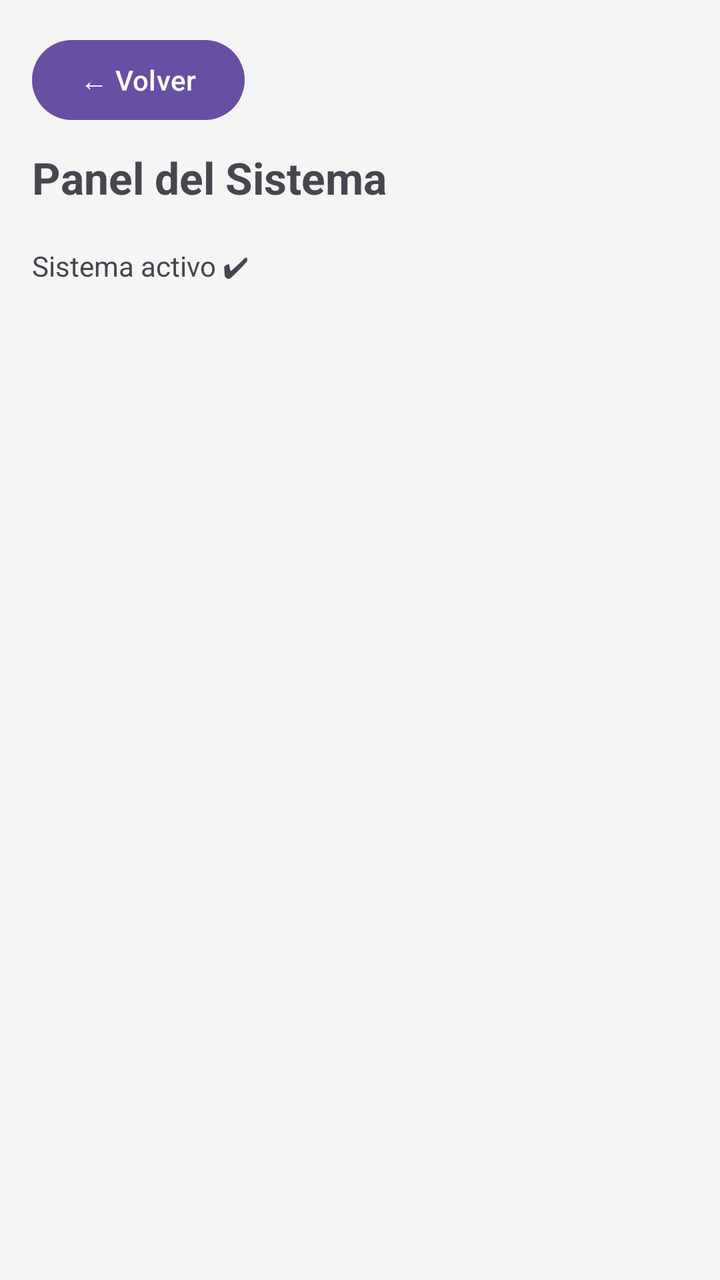
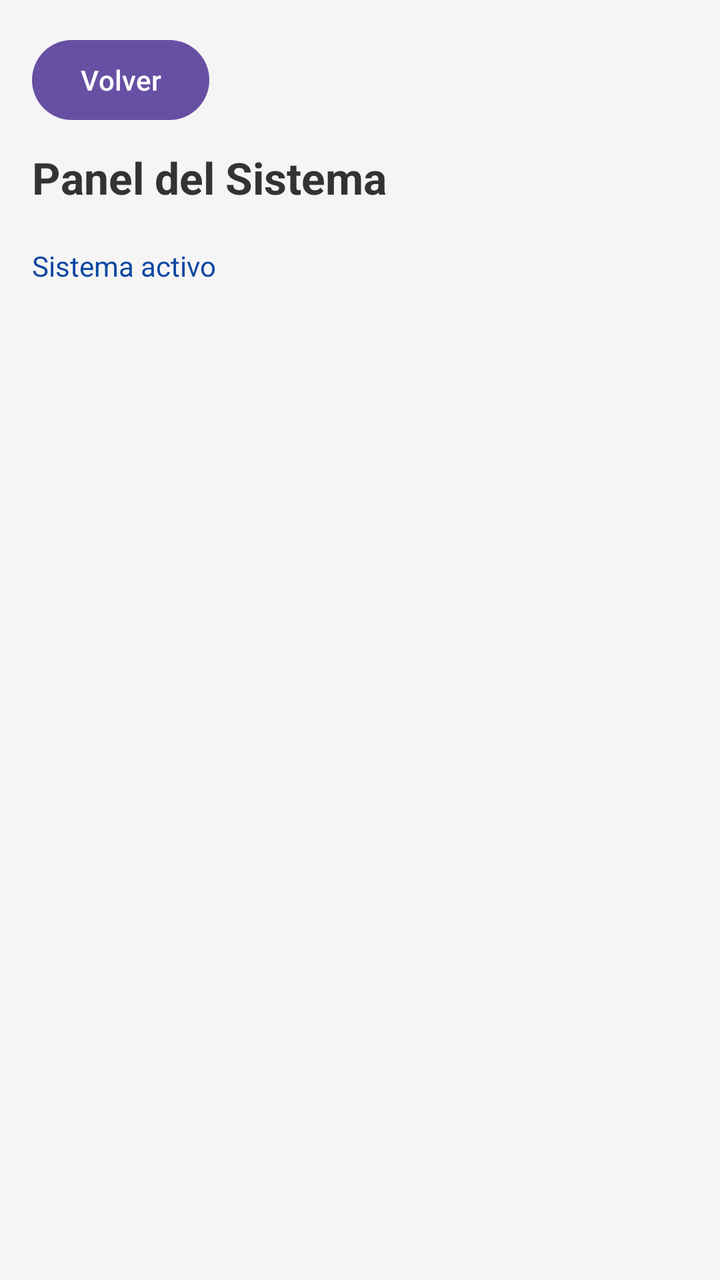

The first picture is an Android layout as it rendered before a commit; the second is the same layout after the commit. The layout source and the unified diff follow.
<!-- AndroidManifest.xml: application theme Theme.TechStore -->
<!-- res/layout/activity_sistema.xml -->
<?xml version="1.0" encoding="utf-8"?>
<LinearLayout xmlns:android="http://schemas.android.com/apk/res/android"
    android:orientation="vertical"
    android:padding="16dp"
    android:background="#F5F5F5"
    android:layout_width="match_parent"
    android:layout_height="match_parent">

    <Button
        android:id="@+id/btnVolver"
        android:text="← Volver"
        android:layout_width="wrap_content"
        android:layout_height="wrap_content"/>

    <TextView
        android:text="Panel del Sistema"
        android:textSize="22sp"
        android:textStyle="bold"
        android:layout_marginTop="10dp"
        android:layout_width="wrap_content"
        android:layout_height="wrap_content"/>

    <TextView
        android:text="Sistema activo ✔"
        android:layout_marginTop="20dp"
        android:layout_width="wrap_content"
        android:layout_height="wrap_content"/>

</LinearLayout>
<!-- resources referenced by this layout -->
<resources>
  <style name="Theme.TechStore" parent="Base.Theme.TechStore" />
  <style name="Base.Theme.TechStore" parent="Theme.Material3.DayNight.NoActionBar">
          
          
      </style>
</resources>

<!-- the commit's change to res/layout/activity_sistema.xml (unified diff, before → after) -->
@@ -2,28 +2,30 @@
 <LinearLayout xmlns:android="http://schemas.android.com/apk/res/android"
     android:orientation="vertical"
     android:padding="16dp"
-    android:background="#F5F5F5"
+    android:background="@color/background"
     android:layout_width="match_parent"
     android:layout_height="match_parent">
 
     <Button
         android:id="@+id/btnVolver"
-        android:text="← Volver"
+        android:text="@string/volver"
         android:layout_width="wrap_content"
-        android:layout_height="wrap_content"/>
+        android:layout_height="wrap_content" />
 
     <TextView
-        android:text="Panel del Sistema"
+        android:text="@string/panel_sistema"
         android:textSize="22sp"
         android:textStyle="bold"
         android:layout_marginTop="10dp"
+        android:textColor="@color/texto_principal"
         android:layout_width="wrap_content"
-        android:layout_height="wrap_content"/>
+        android:layout_height="wrap_content" />
 
     <TextView
-        android:text="Sistema activo ✔"
+        android:text="@string/sistema_activo"
         android:layout_marginTop="20dp"
+        android:textColor="@color/primaryDark"
         android:layout_width="wrap_content"
-        android:layout_height="wrap_content"/>
+        android:layout_height="wrap_content" />
 
 </LinearLayout>
<!-- resource entries referenced after the edit -->
@@ -1,5 +1,11 @@
 <!-- resources referenced by this layout -->
 <resources>
+  <color name="background">#F5F5F5</color>
+  <color name="primaryDark">#0D47A1</color>
+  <color name="texto_principal">#333333</color>
+  <string name="panel_sistema">Panel del Sistema</string>
+  <string name="sistema_activo">Sistema activo</string>
+  <string name="volver">Volver</string>
   <style name="Theme.TechStore" parent="Base.Theme.TechStore" />
   <style name="Base.Theme.TechStore" parent="Theme.Material3.DayNight.NoActionBar">
           
